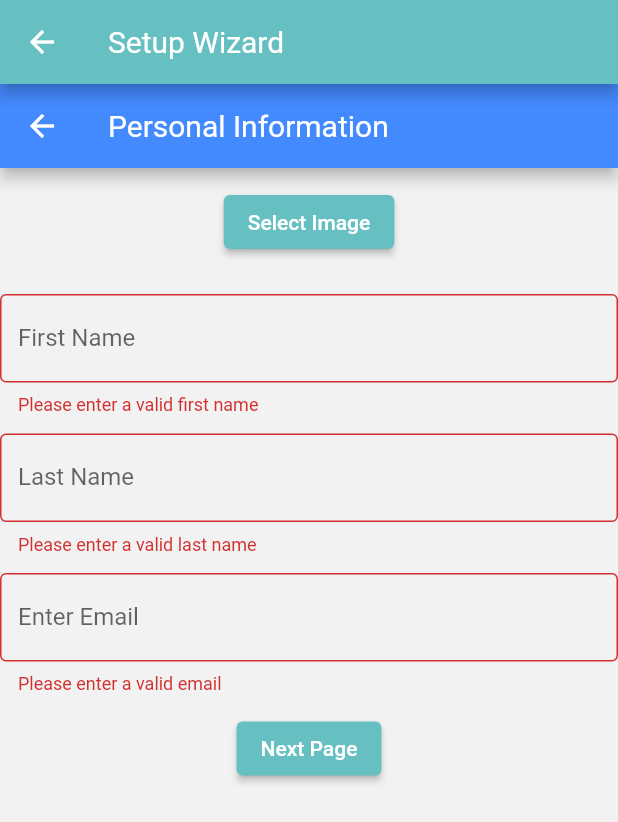
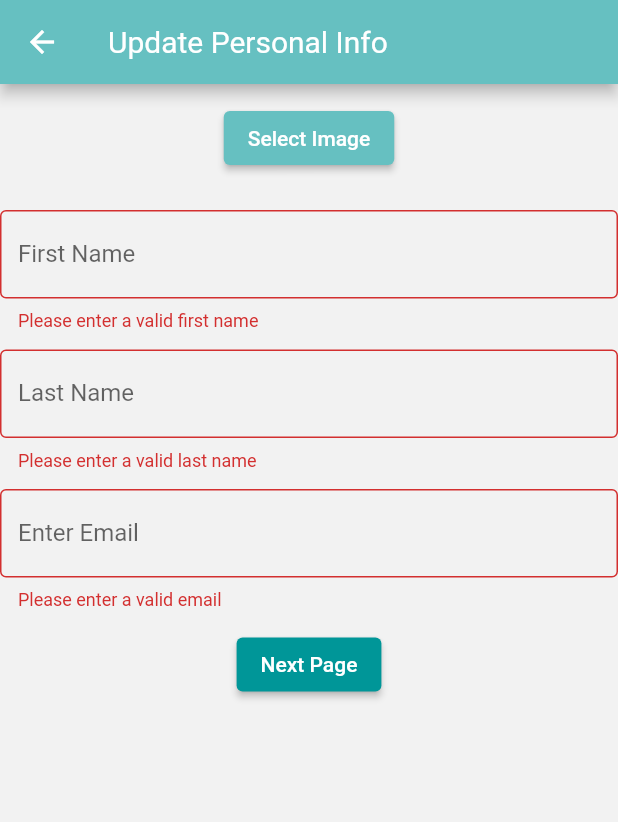
Before and after one commit to Abiidahiya/community_, a Flutter app: the WizardPage screen opened directly, after a tap on "Next Page", on a phone screen of 412 x 824 dp. Shown: the top 822 px of the screen. Run offline on Flutter 3.47's test engine with Material 2 defaults, Android fonts, the phone set to English and light mode, and no system bars; our stand-ins replace cloud_firestore, firebase_auth, firebase_core, get, google_maps_flutter, google_sign_in and 2 more; missing offline and left inert: flutter_facebook_auth; accounts and stored records are empty.

Commit message:
global theme with previous uncommitted code of user data wizard data upload

```diff
--- a/lib/utils/app_string_res.dart
+++ b/lib/utils/app_string_res.dart
@@ -15,7 +15,7 @@ const historyPage='History';
 const historyMessage='History will be displayed here';
 const profilePage='Profile';
 const profileMessage='Profile info will be displayed here';
-const wizardpagemessage='Setup Wizard';
+const wizardpagemessage='Update Personal Info';
 const personalinfomessage='Personal Information';
 const firstname='First Name';
 const lastname='Last Name';
@@ -36,3 +36,4 @@ const town='Town/City';
 const state='State';
 const country='Country';
 const biopage='Bio Page';
+const editprofile='Edit Profile';
--- a/lib/view/ui/userdatawizard/personalinfo_page.dart
+++ b/lib/view/ui/userdatawizard/personalinfo_page.dart
@@ -7,6 +7,8 @@ import 'package:community/view_model/userwizard/personalinfo_controller.dart';
 import 'package:community/uicomponents/apptextformfield.dart';
 import 'package:community/utils/validators.dart';
 import 'package:community/uicomponents/customsizedbox.dart';
+import 'package:cloud_firestore/cloud_firestore.dart';
+import 'package:community/utils/firebase_services.dart';
 
 
 class PersonalInfoPage extends StatelessWidget {
@@ -16,14 +18,21 @@ class PersonalInfoPage extends StatelessWidget {
   PersonalInfoPage({super.key});
 
   final formKey = GlobalKey<FormState>();
+  final FirebaseService _firebaseService = FirebaseService();
+
+  Map<String, dynamic> collectUserData() {
+    return {
+      'firstName': controller.firstNameController.text,
+      'lastName': controller.lastNameController.text,
+      'email': controller.emailController.text,
+
+    };
+  }
 
   @override
   Widget build(BuildContext context) {
     return Scaffold(
-      appBar: AppBar(
-        title: const Text(personalinfomessage),
-        backgroundColor: Colors.blueAccent,
-      ),
+      appBar: null,
       body: Form(
         key: controller.formKey, // Add a form key
         child: SingleChildScrollView(
@@ -65,11 +74,28 @@ class PersonalInfoPage extends StatelessWidget {
               CustomSizedBox(),
               ElevatedButton(
                 key: Key('nextButton'),
-                onPressed: () {
+                style: ElevatedButton.styleFrom(
+                  backgroundColor: Theme.of(context).colorScheme.secondary, // Set the button color to primary color from your theme
+                ),
+                onPressed: () async {
                   if (controller.formKey.currentState!.validate()) {
-                    // Validation passed, navigate to the next step
+
+                    final userData = collectUserData();
+                    final success = await _firebaseService.uploadUserData(userData);
+
+                    if (success) {
+
+                      ScaffoldMessenger.of(context).showSnackBar(
+                        SnackBar(
+                          content: Text('Data uploaded successfully'),
+                          duration: Duration(seconds: 2),
+                        ),
+                       );
                     wizardController.goToNextStep();
-                  }
+                  } else {
+
+                    }
+    }
                 },
                 child: const Text(next),
               ),
--- a/lib/view/ui/userdatawizard/useraddress_page.dart
+++ b/lib/view/ui/userdatawizard/useraddress_page.dart
@@ -20,10 +20,7 @@ class UserAddressPage extends StatelessWidget {
   @override
   Widget build(BuildContext context) {
     return Scaffold(
-      appBar: AppBar(
-        title: const Text(address1),
-        backgroundColor: Colors.blueAccent,
-      ),
+      appBar: null,
       body: SingleChildScrollView(
         child: Column(
           children: [
@@ -101,6 +98,9 @@ class UserAddressPage extends StatelessWidget {
             ),
             SizedBox(height: Dimen_16),
             ElevatedButton(
+              style: ElevatedButton.styleFrom(
+                backgroundColor: Theme.of(context).colorScheme.secondary, // Set the button color to primary color from your theme
+              ),
               onPressed: () {
                 // Navigate to the next step
                 wizardController.goToNextStep();
--- a/lib/view/ui/userdatawizard/userbio_page.dart
+++ b/lib/view/ui/userdatawizard/userbio_page.dart
@@ -1,4 +1,6 @@
 import 'package:community/utils/dimen.dart';
+import 'package:community/view/ui/dashboardui_screen.dart';
+import 'package:community/view/ui/usernews/news_page.dart';
 import 'package:flutter/material.dart';
 import 'package:get/get.dart';
 import 'package:community/view_model/userwizard/wizard_controller.dart';
@@ -17,10 +19,7 @@ class UserBioPage extends StatelessWidget {
   @override
   Widget build(BuildContext context) {
     return Scaffold(
-      appBar: AppBar(
-        title: Text(biopage),
-        backgroundColor: Colors.blueAccent,
-      ),
+      appBar: null,
       body: Form(
         key: _formKey,
         child: Column(
@@ -36,8 +35,12 @@ class UserBioPage extends StatelessWidget {
             SizedBox(height: Dimen_100,),
             ElevatedButton(
               key: Key('submitButton'),
+              style: ElevatedButton.styleFrom(
+                backgroundColor: Theme.of(context).colorScheme.secondary, // Set the button color to primary color from your theme
+              ),
               onPressed: () {
                 if (_formKey.currentState!.validate()) {
+                  Get.to(DashboardUI());
 
                 }
               },
```
Also changed, not shown: lib/utils/firebase_services.dart (added, +15 -0 lines), lib/view/ui/userprofile/profile_page.dart (+12 -1 lines), lib/view_model/userwizard/userdata.dart (added, +25 -0 lines).
